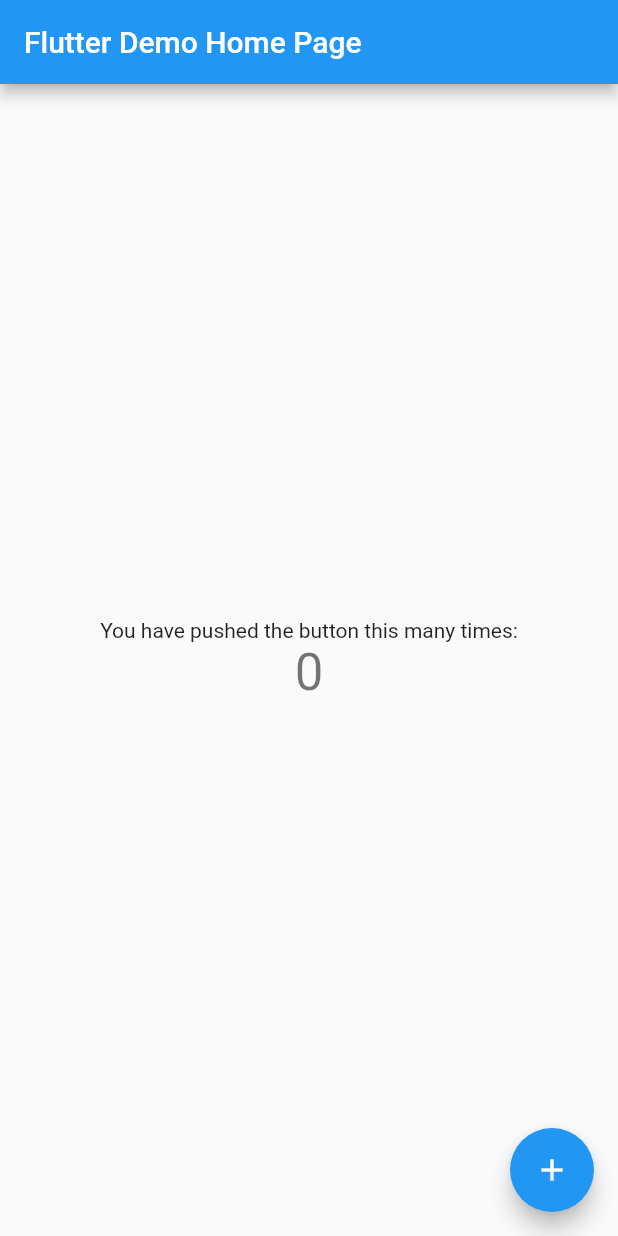
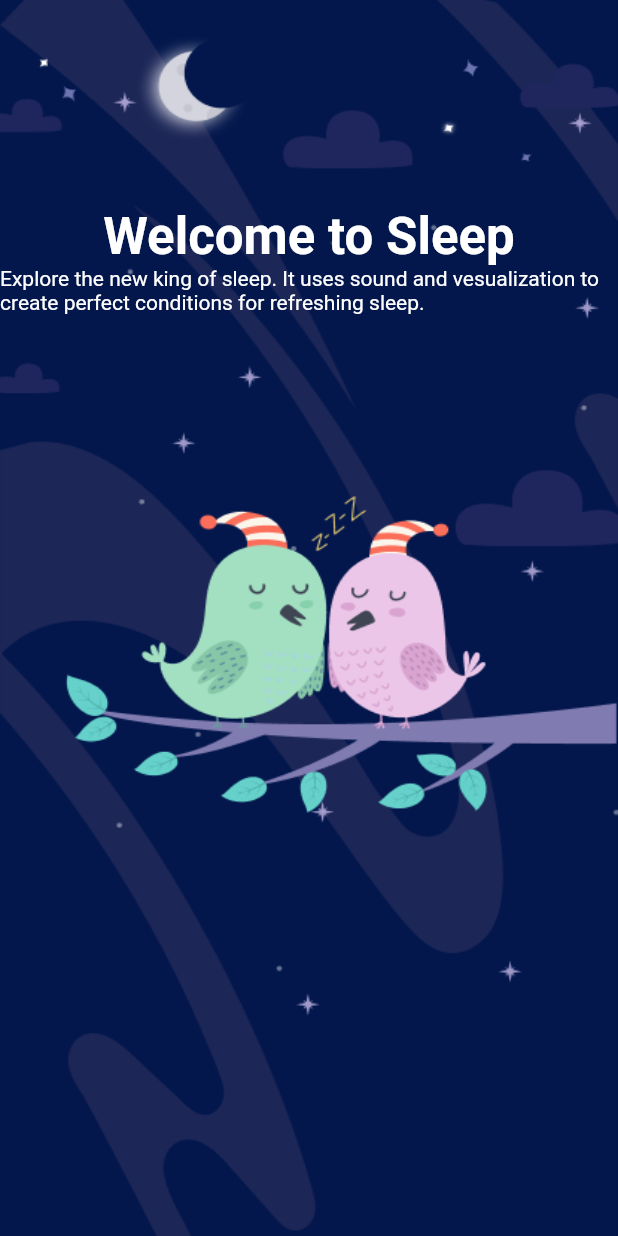
Before and after one commit to LeggoTM/flutter-ui, a Flutter app: the screen it shows after launch, on a phone screen of 412 x 824 dp. Run offline on Flutter 3.47's test engine with Material 2 defaults, Android fonts, the phone set to English and light mode, and no system bars.

Commit message:
Implemented background

```diff
--- a/lib/main.dart
+++ b/lib/main.dart
@@ -1,117 +1,20 @@
 import 'package:flutter/material.dart';
 
-void main() {
+import 'screens/welcome_screen.dart';
+
+void main(List<String> args) {
   runApp(MyApp());
 }
 
 class MyApp extends StatelessWidget {
-  // This widget is the root of your application.
   @override
   Widget build(BuildContext context) {
     return MaterialApp(
-      title: 'Flutter Demo',
-      theme: ThemeData(
-        // This is the theme of your application.
-        //
-        // Try running your application with "flutter run". You'll see the
-        // application has a blue toolbar. Then, without quitting the app, try
-        // changing the primarySwatch below to Colors.green and then invoke
-        // "hot reload" (press "r" in the console where you ran "flutter run",
-        // or simply save your changes to "hot reload" in a Flutter IDE).
-        // Notice that the counter didn't reset back to zero; the application
-        // is not restarted.
-        primarySwatch: Colors.blue,
-        // This makes the visual density adapt to the platform that you run
-        // the app on. For desktop platforms, the controls will be smaller and
-        // closer together (more dense) than on mobile platforms.
-        visualDensity: VisualDensity.adaptivePlatformDensity,
-      ),
-      home: MyHomePage(title: 'Flutter Demo Home Page'),
+      debugShowCheckedModeBanner: false,
+      home: WelcomeScreen(),
+      themeMode: ThemeMode.dark,
+      title: 'UI Practice App',
+
     );
   }
 }
-
-class MyHomePage extends StatefulWidget {
-  MyHomePage({Key key, this.title}) : super(key: key);
-
-  // This widget is the home page of your application. It is stateful, meaning
-  // that it has a State object (defined below) that contains fields that affect
-  // how it looks.
-
-  // This class is the configuration for the state. It holds the values (in this
-  // case the title) provided by the parent (in this case the App widget) and
-  // used by the build method of the State. Fields in a Widget subclass are
-  // always marked "final".
-
-  final String title;
-
-  @override
-  _MyHomePageState createState() => _MyHomePageState();
-}
-
-class _MyHomePageState extends State<MyHomePage> {
-  int _counter = 0;
-
-  void _incrementCounter() {
-    setState(() {
-      // This call to setState tells the Flutter framework that something has
-      // changed in this State, which causes it to rerun the build method below
-      // so that the display can reflect the updated values. If we changed
-      // _counter without calling setState(), then the build method would not be
-      // called again, and so nothing would appear to happen.
-      _counter++;
-    });
-  }
-
-  @override
-  Widget build(BuildContext context) {
-    // This method is rerun every time setState is called, for instance as done
-    // by the _incrementCounter method above.
-    //
-    // The Flutter framework has been optimized to make rerunning build methods
-    // fast, so that you can just rebuild anything that needs updating rather
-    // than having to individually change instances of widgets.
-    return Scaffold(
-      appBar: AppBar(
-        // Here we take the value from the MyHomePage object that was created by
-        // the App.build method, and use it to set our appbar title.
-        title: Text(widget.title),
-      ),
-      body: Center(
-        // Center is a layout widget. It takes a single child and positions it
-        // in the middle of the parent.
-        child: Column(
-          // Column is also a layout widget. It takes a list of children and
-          // arranges them vertically. By default, it sizes itself to fit its
-          // children horizontally, and tries to be as tall as its parent.
-          //
-          // Invoke "debug painting" (press "p" in the console, choose the
-          // "Toggle Debug Paint" action from the Flutter Inspector in Android
-          // Studio, or the "Toggle Debug Paint" command in Visual Studio Code)
-          // to see the wireframe for each widget.
-          //
-          // Column has various properties to control how it sizes itself and
-          // how it positions its children. Here we use mainAxisAlignment to
-          // center the children vertically; the main axis here is the vertical
-          // axis because Columns are vertical (the cross axis would be
-          // horizontal).
-          mainAxisAlignment: MainAxisAlignment.center,
-          children: <Widget>[
-            Text(
-              'You have pushed the button this many times:',
-            ),
-            Text(
-              '$_counter',
-              style: Theme.of(context).textTheme.headline4,
-            ),
-          ],
-        ),
-      ),
-      floatingActionButton: FloatingActionButton(
-        onPressed: _incrementCounter,
-        tooltip: 'Increment',
-        child: Icon(Icons.add),
-      ), // This trailing comma makes auto-formatting nicer for build methods.
-    );
-  }
-}
--- /dev/null
+++ b/lib/screens/welcome_screen.dart
@@ -0,0 +1,39 @@
+import 'package:flutter/material.dart';
+
+class WelcomeScreen extends StatelessWidget {
+  const WelcomeScreen({Key key}) : super(key: key);
+  @override
+  Widget build(BuildContext context) {
+    return Scaffold(
+      body: Container(
+        height: MediaQuery.of(context).size.height,
+        width: MediaQuery.of(context).size.width,
+        decoration: BoxDecoration(
+          color: Color(0xFF03174C),
+          image: DecorationImage(
+            fit: BoxFit.fill,
+            image: AssetImage('assets/images/welcome.png'),
+          ),
+        ),
+        child: Column(
+          children: [
+            SizedBox(
+              height: MediaQuery.of(context).size.height / 6,
+            ),
+            Text(
+              'Welcome to Sleep',
+              style: Theme.of(context).textTheme.headline4.copyWith(
+                    color: Colors.white,
+                    fontWeight: FontWeight.bold,
+                  ),
+            ),
+            Text(
+              'Explore the new king of sleep. It uses sound and vesualization to create perfect conditions for refreshing sleep.',
+              style: TextStyle(color: Colors.white),
+            ),
+          ],
+        ),
+      ),
+    );
+  }
+}
--- a/pubspec.yaml
+++ b/pubspec.yaml
@@ -45,8 +45,8 @@
   uses-material-design: true
 
   # To add assets to your application, add an assets section, like this:
-  # assets:
-  #   - images/a_dot_burr.jpeg
+  assets:
+    - assets/images/
   #   - images/a_dot_ham.jpeg
 
   # An image asset can refer to one or more resolution-specific "variants", see
```
Also changed, not shown: assets/images/welcome.png (added).
